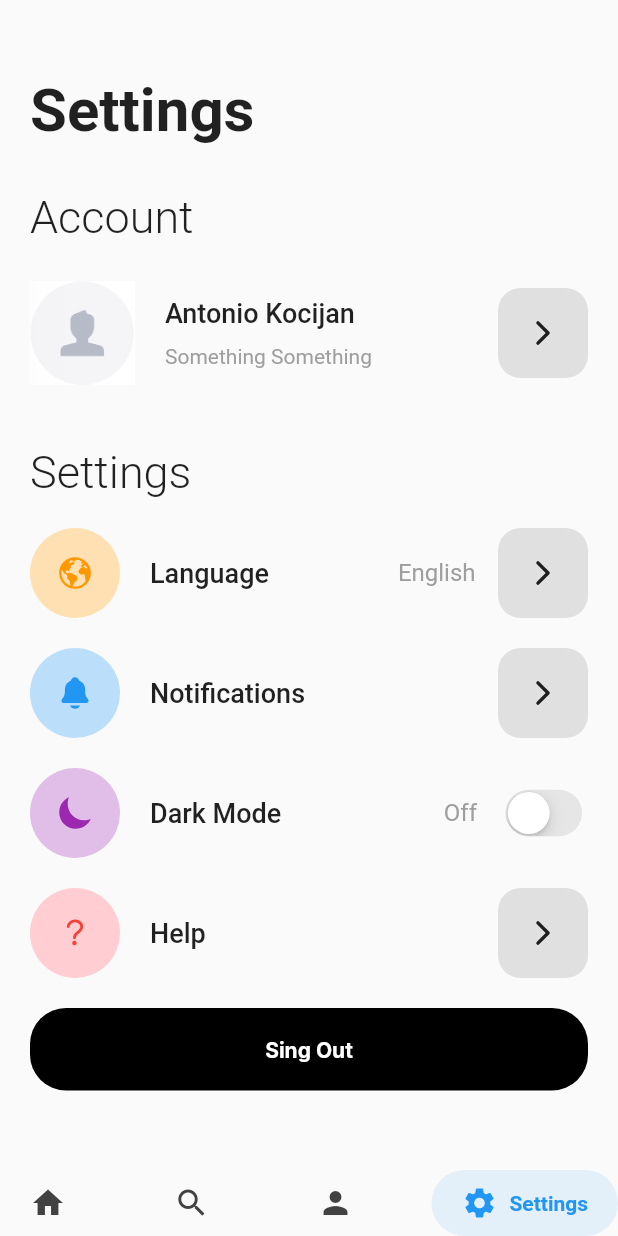
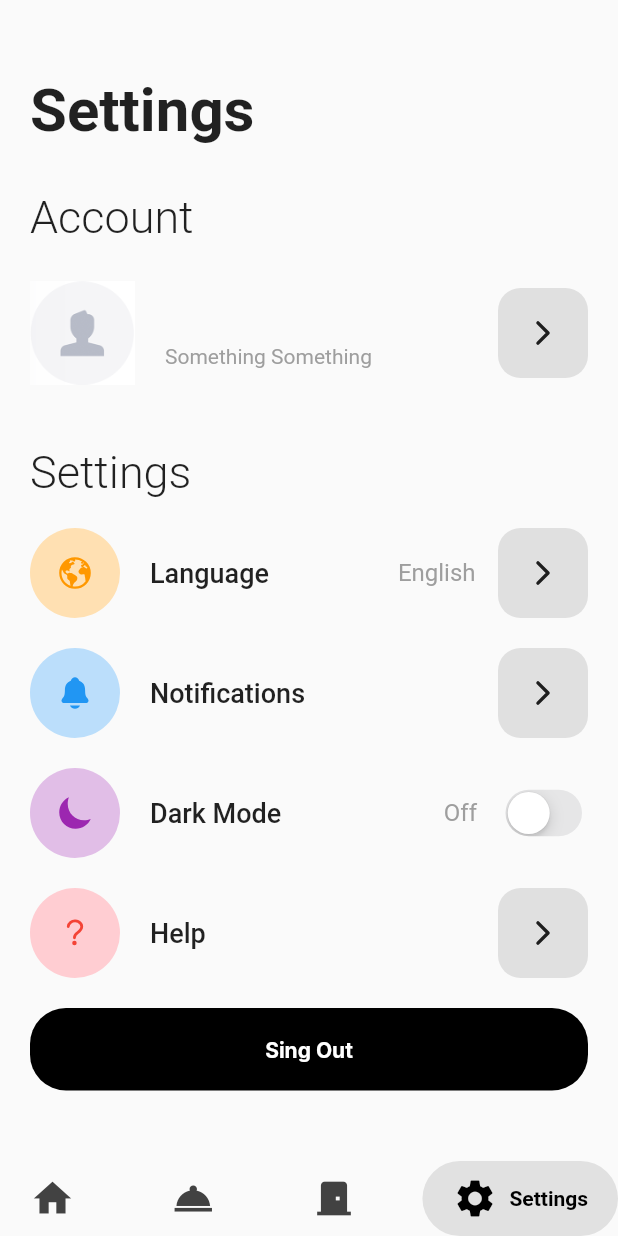
Before and after one commit to Karlo11111/Aedis---HotelSoftvare-using-Flutter, a Flutter app: the screen it shows once a user with an empty profile is signed in, item 4 of the bottom bar chosen, on a phone screen of 412 x 824 dp. Run offline on Flutter 3.47's test engine with Material 2 defaults, Android fonts, the phone set to English and light mode, and no system bars; drawn by our look-alikes of google_nav_bar; our stand-ins replace cloud_firestore, email_validator, firebase_auth, firebase_core, font_awesome_flutter, google_fonts and 3 more; accounts and stored records are empty; Roboto replaces fonts that are missing (Inder).

Commit message:
Switched the "Antonio Kocijan" to real userName from firebase and configured the bottom nav bar

```diff
--- a/lib/BottomNavBar/bottom_nav_bar.dart
+++ b/lib/BottomNavBar/bottom_nav_bar.dart
@@ -41,13 +41,13 @@ class _PagesPageState extends State<PagesPage> {
     return Scaffold(
       body: _pages[currentIndex],
       bottomNavigationBar: GNav(
-        duration: Duration(milliseconds: 200), // tab animation duration
+        duration: Duration(milliseconds: 100), // tab animation duration
         gap: 8, // the tab button gap between icon and text
         color: Colors.grey[800], // unselected icon color
-        activeColor: Colors.blue, // selected icon and text color
-        iconSize: 24, // tab button icon size
+        activeColor: Colors.black, // selected icon and text color
+        iconSize: 30, // tab button icon size
         tabBackgroundColor:
-            Colors.blue.withOpacity(0.1), // selected tab background color
+            Colors.black.withOpacity(0.1), // selected tab background color
         padding: EdgeInsets.symmetric(
             horizontal: 20, vertical: 10), // navigation bar padding
         onTabChange: (index) {
@@ -59,12 +59,12 @@ class _PagesPageState extends State<PagesPage> {
             text: "Home",
           ),
           GButton(
-            icon: Icons.search,
-            text: "Search",
+            icon: Icons.room_service,
+            text: "My Services",
           ),
           GButton(
-            icon: Icons.person,
-            text: "Profile",
+            icon: Icons.door_front_door,
+            text: "My Room",
           ),
           GButton(
             icon: Icons.settings,
--- a/lib/pages/options_page.dart
+++ b/lib/pages/options_page.dart
@@ -1,4 +1,5 @@
 // ignore_for_file: prefer_const_constructors, prefer_const_literals_to_create_immutables, sized_box_for_whitespace, unnecessary_string_escapes, unused_element, dead_code
+import 'package:cloud_firestore/cloud_firestore.dart';
 import 'package:firebase_auth/firebase_auth.dart';
 import 'package:flutter/material.dart';
 import 'package:google_fonts/google_fonts.dart';
@@ -20,6 +21,42 @@ class _OptionsPageState extends State<OptionsPage> {
   bool isDarkMode = false;
   void signOut() {
     FirebaseAuth.instance.signOut();
+  }
+  String userName = ''; // Set an initial value until the data is fetched
+
+  @override
+  void initState() {
+    super.initState();
+    _fetchUserName();
+  }
+
+  //trying to fetch user data (in this case their name)
+  Future<void> _fetchUserName() async {
+    User? user = FirebaseAuth.instance.currentUser;
+
+    if (user != null) {
+      //trying to get the user uid from User Email collection and returns it as a string called userName
+      try {
+        DocumentSnapshot<Map<String, dynamic>> userDoc = await FirebaseFirestore
+            .instance
+            .collection('User Email')
+            .doc(user.uid)
+            .get();
+        //if userDoc (document specific to each user) exists it sets the Name field as a string called name
+        if (userDoc.exists) {
+          String name = userDoc['Name'] as String;
+          setState(() {
+            userName = name;
+          });
+        } else {
+          print('User document does not exist.');
+        }
+      } catch (error) {
+        print('Error fetching user name: $error');
+      }
+    } else {
+      print('No user is logged in.');
+    }
   }
 
   @override
@@ -75,7 +112,7 @@ class _OptionsPageState extends State<OptionsPage> {
                         crossAxisAlignment: CrossAxisAlignment.start,
                         children: [
                           Text(
-                            "Antonio Kocijan",
+                            userName,
                             style: GoogleFonts.inder(
                                 fontSize: 18, fontWeight: FontWeight.w500),
                           ),
```
